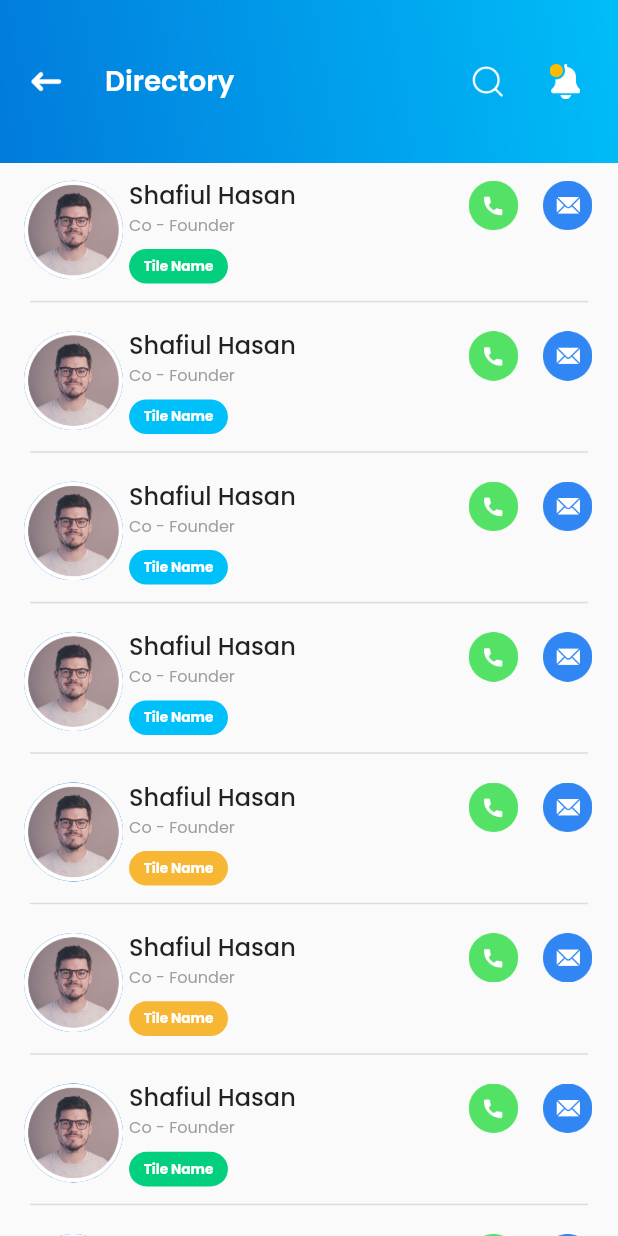
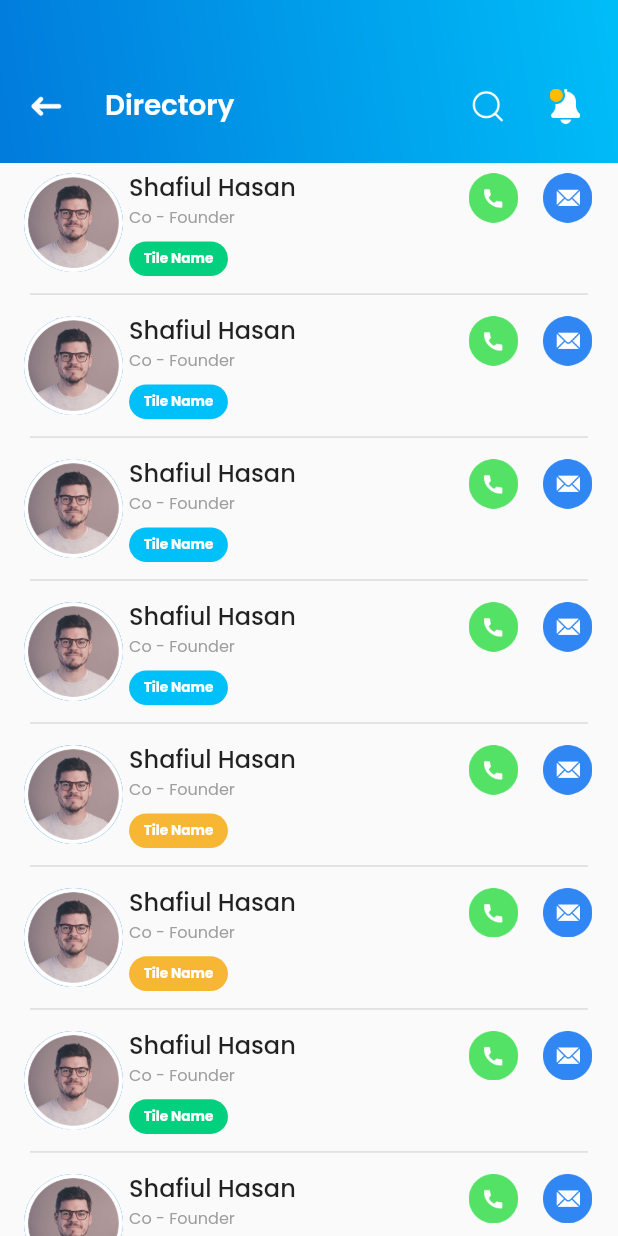
Before and after one commit to Abhisheksainii/company_manager_app, a Flutter app: the Directory screen opened by its route, on a phone screen of 412 x 824 dp. Run offline on Flutter 3.47's test engine with Material 2 defaults, Android fonts, the phone set to English and light mode, and no system bars; our stand-ins replace contained_tab_bar_view, dotted_border, flutter_slider_drawer, google_fonts, sizer, table_calendar and 1 more; missing offline and left inert: timeline_widget.

Commit message:
topbar fix

```diff
--- a/lib/screens/Claim/Claim.dart
+++ b/lib/screens/Claim/Claim.dart
@@ -49,8 +49,7 @@ class Claim extends StatelessWidget {
       ),
       floatingActionButtonLocation: FloatingActionButtonLocation.centerFloat,
       backgroundColor: Color(0xffF3F3F3),
-      body: SafeArea(
-        child: Container(
+      body: Container(
         child: Column(children: [
           Container(
             width: w * 1,
@@ -61,7 +60,7 @@ class Claim extends StatelessWidget {
               ),
             ),
             child: Padding(
-                padding: EdgeInsets.only(left: w * 0.04),
+              padding: EdgeInsets.only(left: w * 0.04, top: h * 0.04),
               child: Row(
                 mainAxisAlignment: MainAxisAlignment.spaceBetween,
                 children: [
@@ -223,7 +222,6 @@ class Claim extends StatelessWidget {
           ),
         ]),
       ),
-      ),
     );
   }
 }
--- a/lib/screens/Directory/directory.dart
+++ b/lib/screens/Directory/directory.dart
@@ -36,8 +36,7 @@ class Directory extends StatelessWidget {
     double h = MediaQuery.of(context).size.height;
     double w = MediaQuery.of(context).size.width;
     return Scaffold(
-      body: SafeArea(
-        child: Container(
+      body: Container(
         child: Column(
           children: [
             Container(
@@ -49,7 +48,7 @@ class Directory extends StatelessWidget {
                 ),
               ),
               child: Padding(
-                  padding: EdgeInsets.only(left: w * 0.04),
+                padding: EdgeInsets.only(left: w * 0.04, top: h * 0.04),
                 child: Row(
                   mainAxisAlignment: MainAxisAlignment.spaceBetween,
                   children: [
@@ -97,8 +96,7 @@ class Directory extends StatelessWidget {
             Expanded(
               child: ListView.separated(
                 itemCount: tilesettings.length,
-                  separatorBuilder: (BuildContext context, int index) =>
-                      Padding(
+                separatorBuilder: (BuildContext context, int index) => Padding(
                   padding: EdgeInsets.symmetric(horizontal: 20),
                   child: const Divider(
                     thickness: 1,
@@ -108,7 +106,6 @@ class Directory extends StatelessWidget {
                 itemBuilder: (BuildContext context, int index) {
                   return ListTile(
                     title: Container(
-                        padding: EdgeInsets.only(top: 5),
                       child: Row(
                         children: [
                           Column(
@@ -127,8 +124,7 @@ class Directory extends StatelessWidget {
                               children: [
                                 Text(
                                   "Shafiul Hasan",
-                                    style:
-                                        TextStyle(fontWeight: FontWeight.w500),
+                                  style: TextStyle(fontWeight: FontWeight.w500),
                                 ),
                                 Text(
                                   "Co - Founder",
@@ -180,7 +176,6 @@ class Directory extends StatelessWidget {
           ],
         ),
       ),
-      ),
     );
   }
 }
--- a/lib/screens/Leave/ApproveApplication.dart
+++ b/lib/screens/Leave/ApproveApplication.dart
@@ -36,8 +36,7 @@ class ApproveApplication extends StatelessWidget {
     double w = MediaQuery.of(context).size.width;
     return Scaffold(
       backgroundColor: Color(0xffF3F3F3),
-      body: SafeArea(
-        child: Container(
+      body: Container(
         child: Column(children: [
           Container(
             width: w * 1,
@@ -48,7 +47,7 @@ class ApproveApplication extends StatelessWidget {
               ),
             ),
             child: Padding(
-                padding: EdgeInsets.only(left: w * 0.04),
+              padding: EdgeInsets.only(left: w * 0.04, top: h * 0.04),
               child: Row(
                 mainAxisAlignment: MainAxisAlignment.spaceBetween,
                 children: [
@@ -189,7 +188,6 @@ class ApproveApplication extends StatelessWidget {
           ),
         ]),
       ),
-      ),
     );
   }
 }
--- a/lib/screens/Leave/applicationforleave.dart
+++ b/lib/screens/Leave/applicationforleave.dart
@@ -14,8 +14,7 @@ class _ApplicationForleaveState extends State<ApplicationForleave> {
     double h = MediaQuery.of(context).size.height;
     double w = MediaQuery.of(context).size.width;
     return Scaffold(
-      body: SafeArea(
-        child: Column(
+      body: Column(
         children: [
           Container(
             width: w * 1.8,
@@ -26,7 +25,7 @@ class _ApplicationForleaveState extends State<ApplicationForleave> {
               ),
             ),
             child: Padding(
-                padding: EdgeInsets.only(left: w * 0.04),
+              padding: EdgeInsets.only(left: w * 0.04, top: h * 0.04),
               child: Row(
                 mainAxisAlignment: MainAxisAlignment.spaceBetween,
                 children: [
@@ -255,7 +254,6 @@ class _ApplicationForleaveState extends State<ApplicationForleave> {
           )
         ],
       ),
-      ),
     );
   }
 }
--- a/lib/screens/Leave/applicationforleave2.dart
+++ b/lib/screens/Leave/applicationforleave2.dart
@@ -26,7 +26,7 @@ class _ApplicationForleave2State extends State<ApplicationForleave2> {
                 ),
               ),
               child: Padding(
-                padding: EdgeInsets.only(left: w * 0.04, top: h * 0.03),
+                padding: EdgeInsets.only(left: w * 0.04, top: h * 0.04),
                 child: Row(
                   mainAxisAlignment: MainAxisAlignment.spaceBetween,
                   children: [
--- a/lib/screens/Leave/leaveCalendar.dart
+++ b/lib/screens/Leave/leaveCalendar.dart
@@ -16,8 +16,7 @@ class _LeaveCalendarState extends State<LeaveCalendar> {
     double h = MediaQuery.of(context).size.height;
     double w = MediaQuery.of(context).size.width;
     return Scaffold(
-      body: SafeArea(
-        child: Column(
+      body: Column(
         children: [
           Container(
             width: w * 1.8,
@@ -28,7 +27,7 @@ class _LeaveCalendarState extends State<LeaveCalendar> {
               ),
             ),
             child: Padding(
-                padding: EdgeInsets.only(left: w * 0.04),
+              padding: EdgeInsets.only(left: w * 0.04, top: h * 0.04),
               child: Row(
                 mainAxisAlignment: MainAxisAlignment.spaceBetween,
                 children: [
@@ -318,7 +317,6 @@ class _LeaveCalendarState extends State<LeaveCalendar> {
           ),
         ],
       ),
-      ),
     );
   }
 }
```
Also changed, not shown: lib/screens/Claim/claimEntry.dart (+6 -12 lines), lib/screens/Leave/LeaveApplication.dart (+6 -4 lines), lib/widgets/drawer.dart (+11 -6 lines). Lines whose indentation alone changed are shown as unchanged.
